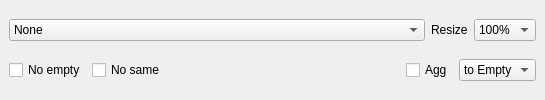
Old version of the form src/ui/inputwidget.ui in the repository locaal-ai/obs-urlsource.
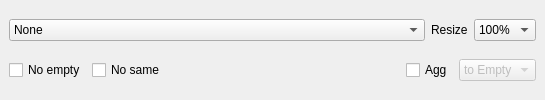
New version of the form.

What changed in the file:
```diff
--- a/src/ui/inputwidget.ui
+++ b/src/ui/inputwidget.ui
@@ -161,6 +161,9 @@
          </item>
          <item>
           <widget class="QComboBox" name="comboBox_aggTarget">
+           <property name="enabled">
+            <bool>false</bool>
+           </property>
            <property name="currentText">
             <string>to Empty</string>
            </property>
```
